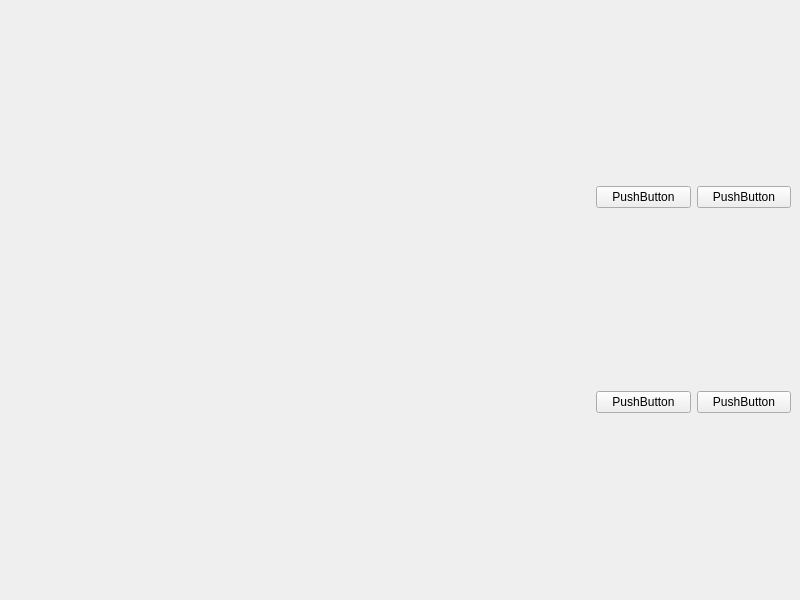
Before: the Qt Designer form mainwindow.ui in liyanzhang505/ConwayGameOfLife, drawn with Qt 5.
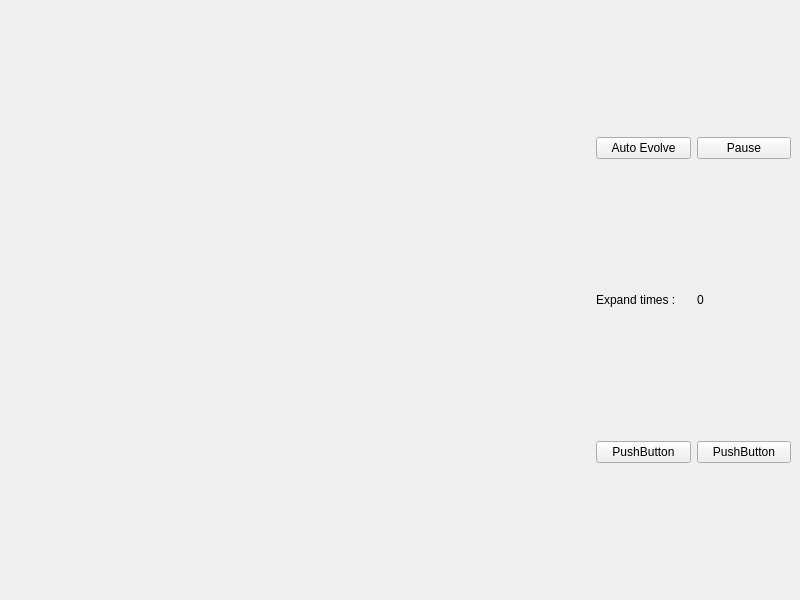
After: the same form once the commit is applied.

```diff
--- a/mainwindow.ui
+++ b/mainwindow.ui
@@ -37,7 +37,7 @@
        </layout>
       </item>
       <item>
-       <layout class="QVBoxLayout" name="pannelLayout" stretch="1,3">
+       <layout class="QVBoxLayout" name="pannelLayout" stretch="1,1,4">
         <item>
          <layout class="QHBoxLayout" name="horizontalLayout">
           <property name="sizeConstraint">
@@ -49,14 +49,44 @@
           <item>
            <widget class="QPushButton" name="pushButton">
             <property name="text">
-             <string>PushButton</string>
+             <string>Auto Evolve</string>
             </property>
            </widget>
           </item>
           <item>
            <widget class="QPushButton" name="pushButton_2">
             <property name="text">
-             <string>PushButton</string>
+             <string>Pause</string>
+            </property>
+           </widget>
+          </item>
+         </layout>
+        </item>
+        <item>
+         <layout class="QHBoxLayout" name="horizontalLayout_5">
+          <item>
+           <widget class="QLabel" name="label">
+            <property name="sizePolicy">
+             <sizepolicy hsizetype="Minimum" vsizetype="Fixed">
+              <horstretch>0</horstretch>
+              <verstretch>0</verstretch>
+             </sizepolicy>
+            </property>
+            <property name="text">
+             <string>Expand times : </string>
+            </property>
+           </widget>
+          </item>
+          <item>
+           <widget class="QLabel" name="expandTimesLabel">
+            <property name="sizePolicy">
+             <sizepolicy hsizetype="Minimum" vsizetype="Fixed">
+              <horstretch>0</horstretch>
+              <verstretch>0</verstretch>
+             </sizepolicy>
+            </property>
+            <property name="text">
+             <string>0</string>
             </property>
            </widget>
           </item>
```
Left out of the diff: 4 changed lines with no effect on the pictures.
